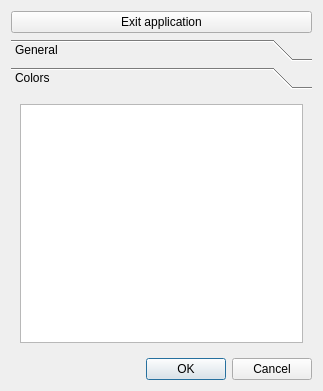
Qt form settingsdialog.ui (DimonMobile/TimeToEnd) before a commit.
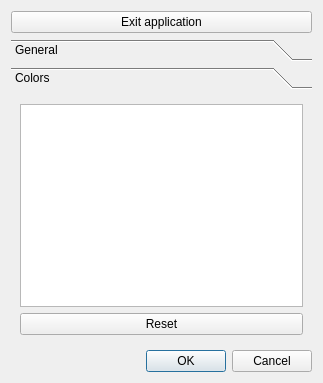
The same form after that commit. The open tabs and pages were chosen to show the change.

The edit to the form file:
```diff
--- a/settingsdialog.ui
+++ b/settingsdialog.ui
@@ -7,7 +7,7 @@
     <x>0</x>
     <y>0</y>
     <width>323</width>
-    <height>391</height>
+    <height>383</height>
    </rect>
   </property>
   <property name="windowTitle">
@@ -171,8 +171,8 @@
        <rect>
         <x>0</x>
         <y>0</y>
-        <width>407</width>
-        <height>294</height>
+        <width>305</width>
+        <height>249</height>
        </rect>
       </property>
       <attribute name="label">
@@ -182,6 +182,13 @@
        <item>
         <widget class="QTableView" name="tableView"/>
        </item>
+       <item>
+        <widget class="QPushButton" name="pushButton_2">
+         <property name="text">
+          <string>Reset</string>
+         </property>
+        </widget>
+       </item>
       </layout>
      </widget>
     </widget>
```
Left out of the diff: 2 changed lines with no effect on the pictures.
